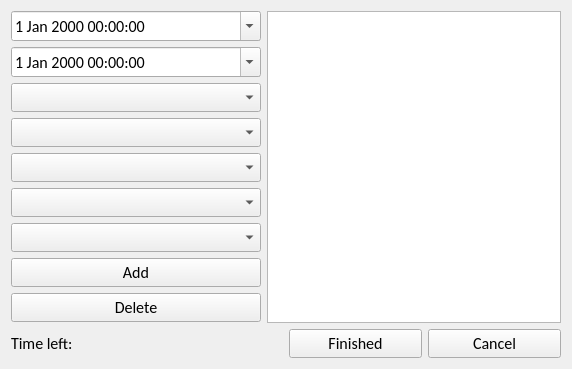
Before: the Qt Designer form Source/Labor-Tracker/shifteditform.ui in joshuawootonn/time-track, drawn with Qt 5.
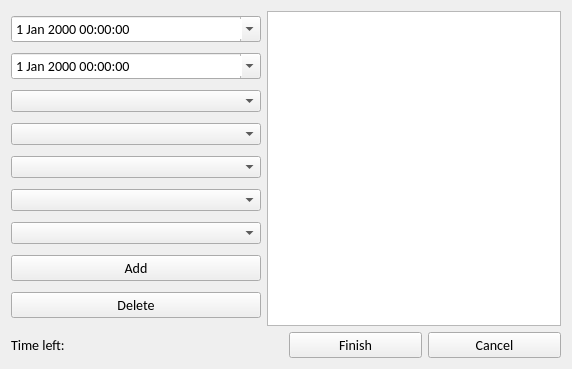
After: the same form once the commit is applied.

Patch:
```diff
--- a/Source/Labor-Tracker/shifteditform.ui
+++ b/Source/Labor-Tracker/shifteditform.ui
@@ -13,12 +13,48 @@
   <property name="font">
    <font>
     <family>Calibri</family>
-    <pointsize>12</pointsize>
+    <pointsize>-1</pointsize>
    </font>
   </property>
   <property name="windowTitle">
    <string>Time-Track</string>
   </property>
+  <property name="styleSheet">
+   <string notr="true">*{
+font-family:&quot;Calibri&quot;;
+font-size: 14px;
+
+}
+QTabWidget{
+margin:0px;
+padding:0px;
+border-top: 15px solid #D3D3D3;
+
+}
+QStackedWidget{
+margin:0px;
+padding:0px;
+}
+QWidget{
+margin:0px;
+padding:0px;
+}
+
+QPushButton{
+padding:3px;
+}
+QRadioButton{
+padding:0px;
+margin:0px;
+}
+
+QTabWidget{
+
+}
+QGroupBox { 
+   
+ } </string>
+  </property>
   <layout class="QGridLayout" name="gridLayout">
    <item row="0" column="0">
     <layout class="QVBoxLayout" name="verticalLayout_2">
@@ -144,7 +180,7 @@
        <item>
         <widget class="QPushButton" name="FinishedButton">
          <property name="text">
-          <string>Finished</string>
+          <string>Finish</string>
          </property>
         </widget>
        </item>
```
